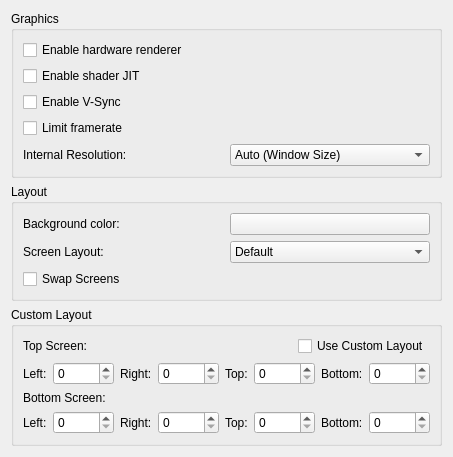
grimtnt/citra, file src/citra_qt/configuration/configure_graphics.ui: the form before one commit.
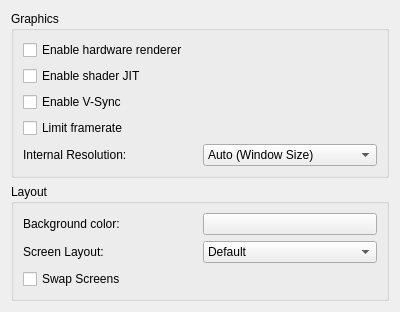
The form after the commit.

Commit message: [skip ci]

Patch:
```diff
--- a/src/citra_qt/configuration/configure_graphics.ui
+++ b/src/citra_qt/configuration/configure_graphics.ui
@@ -143,7 +143,7 @@
            </widget>
           </item>
           <item>
-          <widget class="QPushButton" name="layout_bg">
+           <widget class="QPushButton" name="layout_bg">
            </widget>
           </item>
          </layout>
@@ -196,177 +196,6 @@
     </widget>
    </item>
    <item>
-       <widget class="QGroupBox" name="custom_groupBox">
-      <property name="title">
-       <string>Custom Layout</string>
-      </property>
-       <layout class="QHBoxLayout" name="horizontalLayout_3">
-        <item>
-         <layout class="QVBoxLayout" name="verticalLayout_4">
-          <item>
-           <layout class="QHBoxLayout" name="horizontalLayout_3">
-            <item>
-             <widget class="QLabel" name="label">
-              <property name="text">
-               <string>Top Screen:</string>
-              </property>
-             </widget>
-            </item>
-            <item>
-             <spacer name="horizontalSpacer">
-              <property name="orientation">
-               <enum>Qt::Horizontal</enum>
-              </property>
-              <property name="sizeHint" stdset="0">
-               <size>
-                <width>80</width>
-                <height>20</height>
-               </size>
-              </property>
-             </spacer>
-            </item>
-            <item>
-             <widget class="QCheckBox" name="custom_layout">
-              <property name="text">
-               <string>Use Custom Layout</string>
-              </property>
-             </widget>
-            </item>
-           </layout>
-          </item>
-          <item>
-           <layout class="QHBoxLayout" name="horizontalLayout_7">
-            <item>
-             <widget class="QLabel" name="label">
-              <property name="text">
-               <string>Left:</string>
-              </property>
-             </widget>
-            </item>
-            <item>
-             <widget class="QSpinBox" name="custom_top_left_spinbox">
-              <property name="maximum">
-               <number>10000</number>
-              </property>
-             </widget>
-            </item>
-            <item>
-             <widget class="QLabel" name="label">
-              <property name="text">
-               <string>Right:</string>
-              </property>
-             </widget>
-            </item>
-            <item>
-             <widget class="QSpinBox" name="custom_top_right_spinbox">
-              <property name="maximum">
-               <number>10000</number>
-              </property>
-             </widget>
-            </item>
-            <item>
-             <widget class="QLabel" name="label">
-              <property name="text">
-               <string>Top:</string>
-              </property>
-             </widget>
-            </item>
-            <item>
-             <widget class="QSpinBox" name="custom_top_top_spinbox">
-              <property name="maximum">
-               <number>10000</number>
-              </property>
-             </widget>
-            </item>
-            <item>
-             <widget class="QLabel" name="label">
-              <property name="text">
-               <string>Bottom:</string>
-              </property>
-             </widget>
-            </item>
-            <item>
-             <widget class="QSpinBox" name="custom_top_bottom_spinbox">
-              <property name="maximum">
-               <number>10000</number>
-              </property>
-             </widget>
-            </item>
-          </layout>
-         </item>
-         <item>
-          <widget class="QLabel" name="label">
-           <property name="text">
-            <string>Bottom Screen:</string>
-           </property>
-          </widget>
-         </item>
-         <item>
-          <layout class="QHBoxLayout" name="horizontalLayout_7">
-           <item>
-            <widget class="QLabel" name="label">
-             <property name="text">
-              <string>Left:</string>
-             </property>
-            </widget>
-           </item>
-           <item>
-            <widget class="QSpinBox" name="custom_bottom_left_spinbox">
-             <property name="maximum">
-              <number>10000</number>
-             </property>
-            </widget>
-           </item>
-           <item>
-            <widget class="QLabel" name="label">
-             <property name="text">
-              <string>Right:</string>
-             </property>
-            </widget>
-           </item>
-           <item>
-            <widget class="QSpinBox" name="custom_bottom_right_spinbox">
-             <property name="maximum">
-              <number>10000</number>
-             </property>
-            </widget>
-           </item>
-           <item>
-            <widget class="QLabel" name="label">
-             <property name="text">
-              <string>Top:</string>
-             </property>
-            </widget>
-           </item>
-           <item>
-            <widget class="QSpinBox" name="custom_bottom_top_spinbox">
-             <property name="maximum">
-              <number>10000</number>
-             </property>
-            </widget>
-           </item>
-           <item>
-            <widget class="QLabel" name="label">
-             <property name="text">
-              <string>Bottom:</string>
-             </property>
-            </widget>
-           </item>
-           <item>
-            <widget class="QSpinBox" name="custom_bottom_bottom_spinbox">
-             <property name="maximum">
-              <number>10000</number>
-             </property>
-            </widget>
-           </item>
-          </layout>
-         </item>
-        </layout>
-       </item>
-      </layout>
-      </widget>
-    </item>
-    <item>
     <spacer name="verticalSpacer">
      <property name="orientation">
       <enum>Qt::Vertical</enum>
```
Left out of the diff: 66 changed lines with no effect on the pictures.
